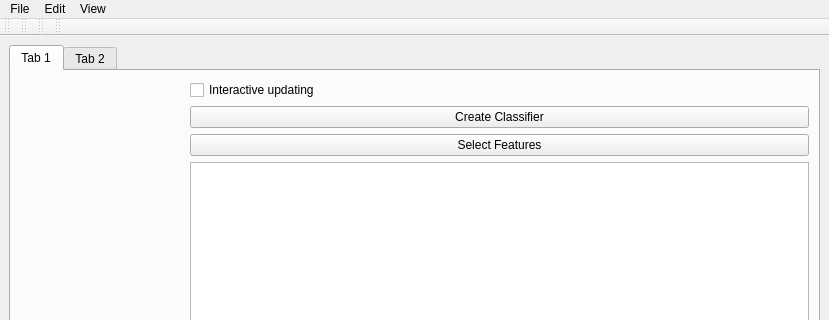
ilastik/ilastik, file designerElements/MainWindow.ui: the form before one commit; both pictures show x 0 to 829 and y 0 to 320 of the 829 by 642 pixel window.
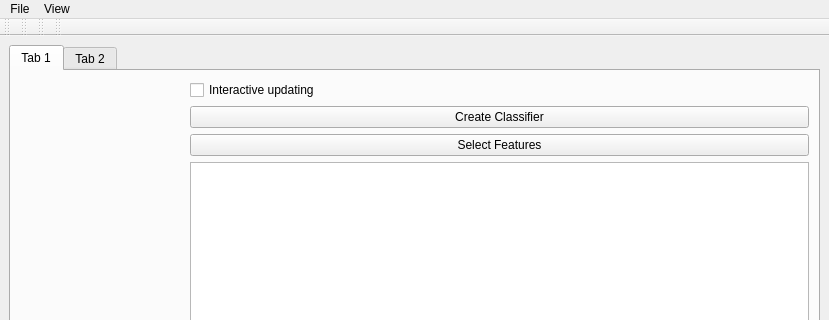
The form after the commit. Icons and pictures are not drawn. Custom widgets are drawn as their Qt base class.

```diff
--- a/designerElements/MainWindow.ui
+++ b/designerElements/MainWindow.ui
@@ -220,11 +220,6 @@
     <addaction name="actionOpen"/>
     <addaction name="actionQuit"/>
    </widget>
-   <widget class="QMenu" name="menuEdit">
-    <property name="title">
-     <string>Edit</string>
-    </property>
-   </widget>
    <widget class="QMenu" name="menuView">
     <property name="title">
      <string>View</string>
@@ -233,7 +228,6 @@
     <addaction name="actionShowDebugPatches"/>
    </widget>
    <addaction name="menuFile"/>
-   <addaction name="menuEdit"/>
    <addaction name="menuView"/>
   </widget>
   <widget class="QStatusBar" name="statusbar"/>
```
Left out of the diff: 12 changed lines with no effect on the pictures.
